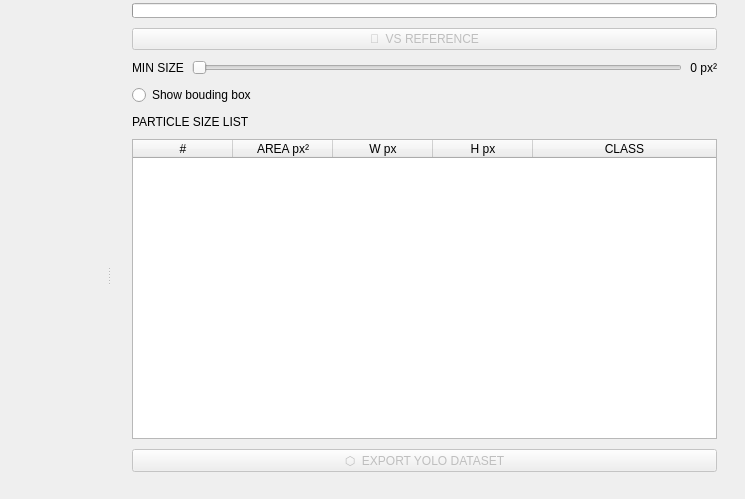
Qt form dust_inspector.ui (ADPL-190400/Dusty_Analysis) before a commit; both pictures show x 655 to 1400 and y 157 to 656 of the 1400 by 860 pixel window.
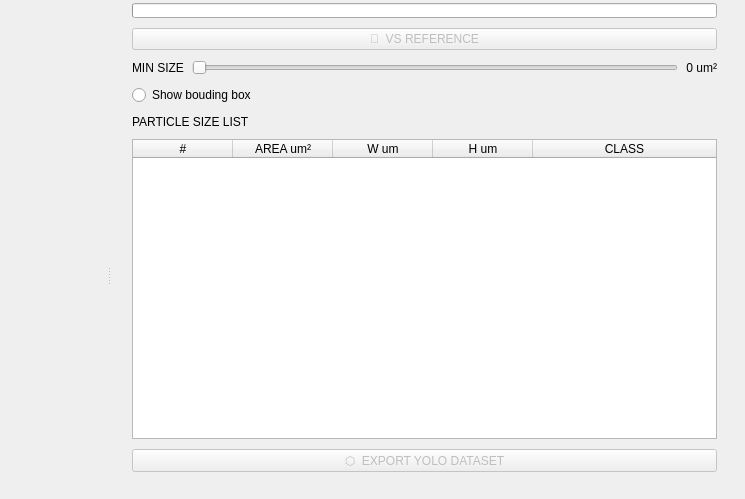
The same form after that commit. Custom widgets are drawn as their Qt base class.

The edit to the form file:
```diff
--- a/dust_inspector.ui
+++ b/dust_inspector.ui
@@ -550,7 +550,7 @@
                 </size>
                </property>
                <property name="text">
-                <string>0 px²</string>
+                <string>0 um²</string>
                </property>
                <property name="alignment">
                 <set>Qt::AlignRight|Qt::AlignTrailing|Qt::AlignVCenter</set>
@@ -633,17 +633,17 @@
              </column>
              <column>
               <property name="text">
-               <string>AREA px²</string>
+               <string>AREA um²</string>
               </property>
              </column>
              <column>
               <property name="text">
-               <string>W px</string>
+               <string>W um</string>
               </property>
              </column>
              <column>
               <property name="text">
-               <string>H px</string>
+               <string>H um</string>
               </property>
              </column>
              <column>
```
